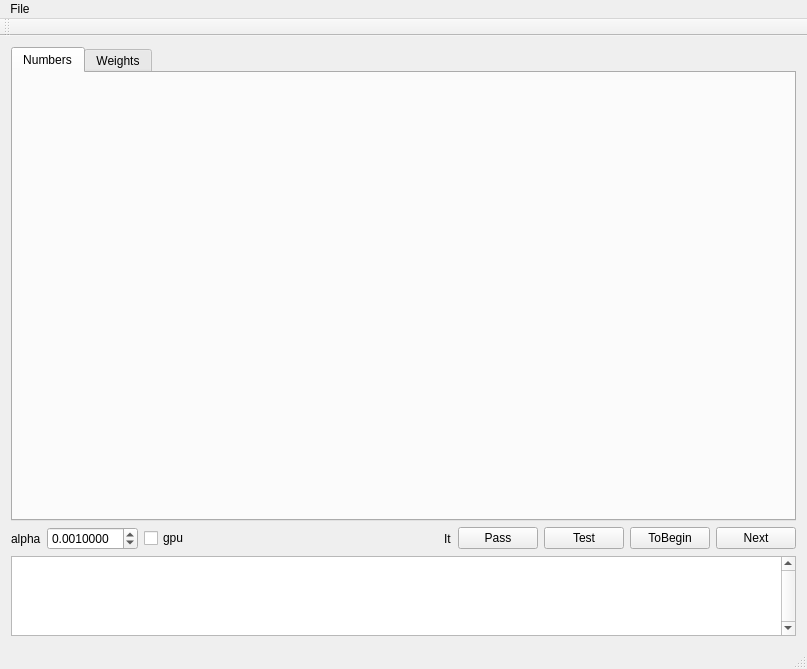
artthirt/cifarsmpl, file mainwindow.ui: the form before one commit.
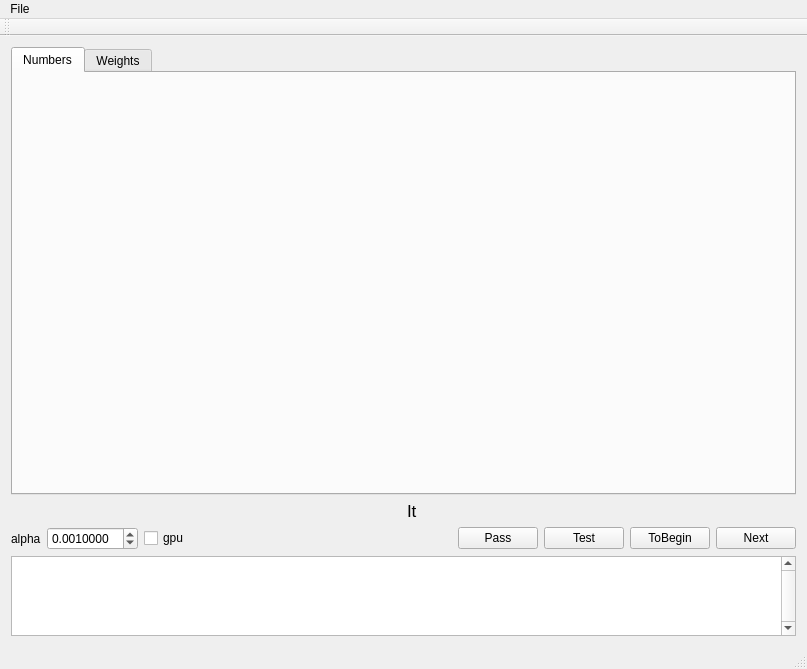
The form after the commit. Custom widgets are drawn as their Qt base class.

What changed in the file:
```diff
--- a/mainwindow.ui
+++ b/mainwindow.ui
@@ -49,6 +49,37 @@
       </widget>
      </widget>
     </item>
+    <item>
+     <layout class="QGridLayout" name="gridLayout">
+      <property name="topMargin">
+       <number>0</number>
+      </property>
+      <item row="0" column="0">
+       <widget class="QLabel" name="lb_out">
+        <property name="font">
+         <font>
+          <pointsize>13</pointsize>
+         </font>
+        </property>
+        <property name="text">
+         <string/>
+        </property>
+       </widget>
+      </item>
+      <item row="0" column="1">
+       <widget class="QLabel" name="lb_it">
+        <property name="font">
+         <font>
+          <pointsize>13</pointsize>
+         </font>
+        </property>
+        <property name="text">
+         <string>It</string>
+        </property>
+       </widget>
+      </item>
+     </layout>
+    </item>
     <item>
      <layout class="QHBoxLayout" name="horizontalLayout">
       <item>
@@ -78,13 +109,6 @@
         </property>
        </widget>
       </item>
-      <item>
-       <widget class="QLabel" name="lb_out">
-        <property name="text">
-         <string/>
-        </property>
-       </widget>
-      </item>
       <item>
        <spacer name="horizontalSpacer">
         <property name="orientation">
@@ -98,13 +122,6 @@
         </property>
        </spacer>
       </item>
-      <item>
-       <widget class="QLabel" name="lb_it">
-        <property name="text">
-         <string>It</string>
-        </property>
-       </widget>
-      </item>
       <item>
        <widget class="QPushButton" name="pb_pass">
         <property name="text">
```
Left out of the diff: 2 changed lines with no effect on the pictures.
